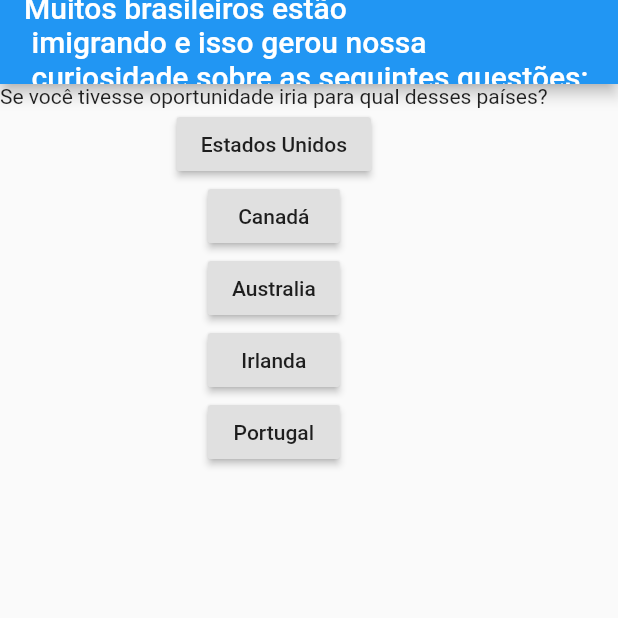
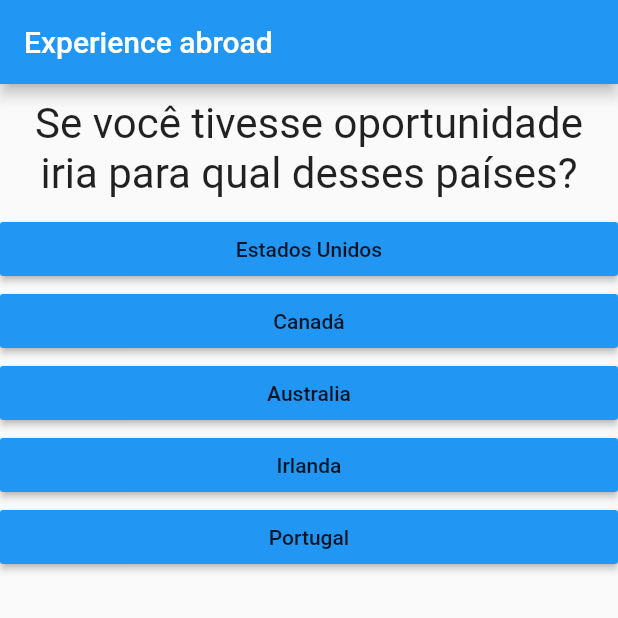
Before and after one commit to thiagomelostuckert/flutter-learning, a Flutter app: the screen it shows after launch, on a phone screen of 412 x 824 dp, the top half of it. Run offline on Flutter 3.47's test engine with Material 2 defaults, Android fonts, the phone set to English and light mode, and no system bars.

Commit message:
add exemplo de perguntas em sequencia

```diff
--- /dev/null
+++ b/flutter_complete_guide/lib/answer.dart
@@ -0,0 +1,19 @@
+import 'package:flutter/material.dart';
+
+class Answer extends StatelessWidget {
+  final Function selectHandler;
+  final String answerText;
+  Answer(this.selectHandler, this.answerText);
+
+  @override
+  Widget build(BuildContext context) {
+    return Container(
+      width: double.infinity,
+      child: RaisedButton(
+        color: Colors.blue,
+        child: Text(this.answerText),
+        onPressed: selectHandler,
+      ),
+    );
+  }
+}
--- a/flutter_complete_guide/lib/main.dart
+++ b/flutter_complete_guide/lib/main.dart
@@ -1,58 +1,90 @@
 import 'package:flutter/material.dart';
+
+import './question.dart';
+import './answer.dart';
 
 /*
 void main(){
  runApp(myApp());
 }
  */
-void main() => runApp(myApp());
+void main() => runApp(MyApp());
 
-class myApp extends StatelessWidget {
-  void answerQuestion() {
-    print('Answer chosen!');
+class MyApp extends StatefulWidget {
+  @override
+  State<StatefulWidget> createState() {
+    return _MyAppState();
+  }
+}
+
+class _MyAppState extends State<MyApp> {
+  final questions = const [
+    {
+      "questionText":
+          'Se você tivesse oportunidade iria para qual desses países?',
+      "answers": [
+        "Estados Unidos",
+        "Canadá",
+        "Australia",
+        "Irlanda",
+        "Portugal"
+      ],
+    },
+    {
+      "questionText": 'Quais idiomas você já fala?',
+      "answers": ["Inglês", "Francês", "Espanhol", "Italiano", "Alemão"],
+    },
+    {
+      "questionText": 'Quais países você já visitou de férias?',
+      "answers": [
+        "Estados Unidos",
+        "Canadá",
+        "Australia",
+        "Irlanda",
+        "Portugal"
+      ],
+    },
+  ];
+
+  var _questionIndex = 0;
+
+  void _answerQuestion() {
+    setState(() {
+      this._questionIndex += 1;
+    });
+
+    if (_questionIndex < questions.length) {
+      print(this._questionIndex);
+    } else {
+      print("Última pergunta");
+    }
   }
 
   @override
   Widget build(BuildContext context) {
-    var questions = {
-      'Se você tivesse oportunidade iria para qual desses países?',
-      'Quais idiomas você já fala?',
-      'Quais países você já visitou de férias?'
-    };
-
     return MaterialApp(
       home: Scaffold(
         appBar: AppBar(
-              //title: Text('Love & Data & Science'),
-              title: Text(
-                  'Muitos brasileiros estão \n imigrando e isso gerou nossa \n curiosidade sobre as seguintes questões:'),
+          title: Text('Experience abroad'),
         ),
-            body:
+        body: _questionIndex < questions.length
+            ?
             //Text('Love moves the world, but what we know about it?'),
             Column(
                 children: [
-                Text(questions.elementAt(0)),
-                RaisedButton(
-                  child: Text('Estados Unidos'),
-                  onPressed: answerQuestion,
+                  Question(
+                    questions[_questionIndex]['questionText'],
                   ),
-                RaisedButton(
-                  child: Text('Canadá'),
-                  onPressed: () => {print('Canadá foi escolhido')},
+                  ...(questions[_questionIndex]["answers"] as List<String>)
+                      .map((answerText) {
+                    return Answer(_answerQuestion, answerText);
+                  }).toList()
+                ],
+              )
+            : Center(
+                child: Text("Fim das perguntas"),
               ),
-                RaisedButton(
-                  child: Text('Australia'),
-                  onPressed: () { print("Australia foi escolhida");},
       ),
-                RaisedButton(
-                  child: Text('Irlanda'),
-                  onPressed: answerQuestion,
-                ),
-                RaisedButton(
-                  child: Text('Portugal'),
-                  onPressed: answerQuestion,
-                ),
-              ],
-            )));
+    );
   }
 }
--- /dev/null
+++ b/flutter_complete_guide/lib/question.dart
@@ -0,0 +1,19 @@
+import 'package:flutter/material.dart';
+
+class Question extends StatelessWidget {
+  final String questionText;
+  Question(this.questionText);
+
+  @override
+  Widget build(BuildContext context) {
+    return Container(
+      width: double.infinity,
+      margin: EdgeInsets.all(10),
+      child: Text(
+        questionText,
+        style: TextStyle(fontSize: 28),
+        textAlign: TextAlign.center,
+      ),
+    );
+  }
+}
```
Also changed, not shown: flutter_complete_guide/pubspec.lock, 1 other file. Lines whose indentation alone changed are shown as unchanged.
